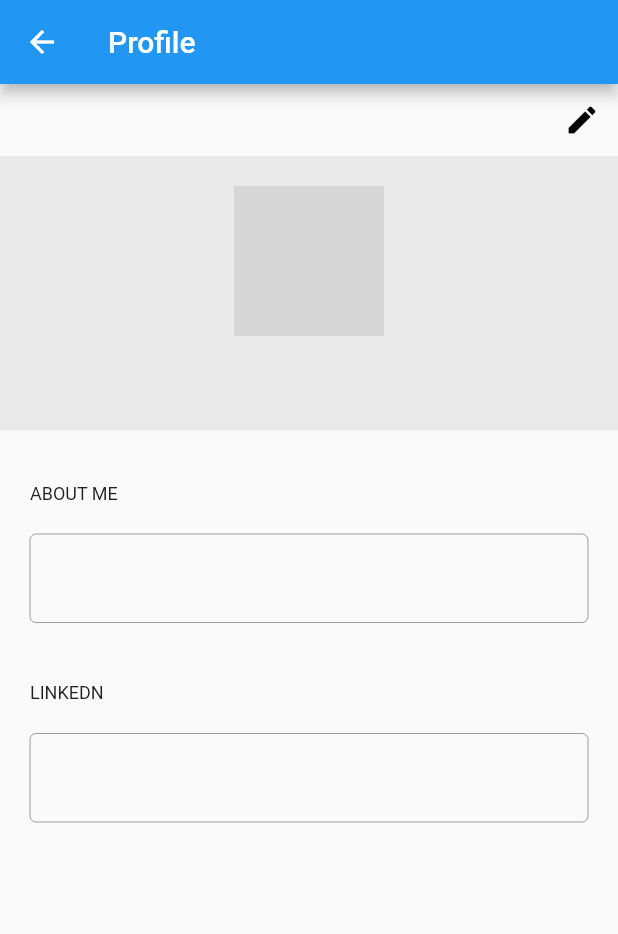
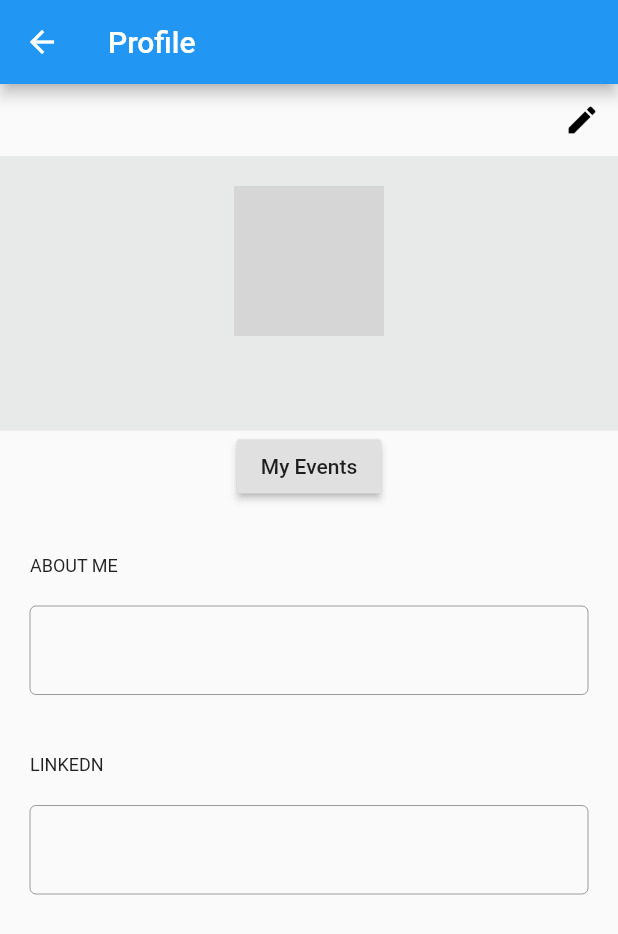
Before and after one commit to harshshredding/Cluster, a Flutter app: the UserProfileHeader screen opened by its route, on a phone screen of 412 x 824 dp. Shown: the top 934 px of the screen. Run offline on Flutter 3.47's test engine with Material 2 defaults, Android fonts, the phone set to English and light mode, and no system bars; our stand-ins replace cloud_firestore, datetime_picker_formfield, firebase_auth, firebase_storage, google_maps_flutter, google_sign_in and 1 more; missing offline and left inert: flutter_auth_buttons, flutter_google_places, geoflutterfire, google_maps_webservice; accounts and stored records are empty; network calls fail; Roboto replaces fonts that are missing (Heebo-Black); statements that could not run were skipped; grey boxes are pictures that could not be loaded.

Commit message:
Add my events page

```diff
--- a/lib/user_profile.dart
+++ b/lib/user_profile.dart
@@ -1,9 +1,10 @@
 import 'package:flutter/material.dart';
 import 'package:firebase_auth/firebase_auth.dart';
 import 'package:cloud_firestore/cloud_firestore.dart';
+import 'my_events.dart';
+import 'package:flutter/cupertino.dart';
 
 class UserProfileHeader extends StatelessWidget {
-
   final String userDocumentId;
   final bool editable;
 
@@ -13,8 +14,7 @@ class UserProfileHeader extends StatelessWidget {
   Widget build(BuildContext context) {
     return new Scaffold(
         appBar: AppBar(title: Text("Profile")),
-      body: UserProfile(userDocumentId, editable)
-    );
+        body: UserProfile(userDocumentId, editable));
   }
 }
 
@@ -28,8 +28,10 @@ class UserProfile extends StatefulWidget {
 class UserProfileState extends State<UserProfile> {
   Future<FirebaseUser> user = FirebaseAuth.instance.currentUser();
   Future<DocumentSnapshot> userDocument;
-  final TextEditingController _controllerSummary = TextEditingController(text: "");
-  final TextEditingController _controllerLinkedn = TextEditingController(text: "");
+  final TextEditingController _controllerSummary =
+      TextEditingController(text: "");
+  final TextEditingController _controllerLinkedn =
+      TextEditingController(text: "");
   bool _editMode = false;
   bool _hasEdited = false;
 
@@ -68,12 +70,15 @@ class UserProfileState extends State<UserProfile> {
 
   void submitUserDetails(BuildContext context) async {
     FirebaseUser user = await FirebaseAuth.instance.currentUser();
-    DocumentSnapshot document = await Firestore.instance
-      .collection("users").document(user.uid).get();
+    DocumentSnapshot document =
+        await Firestore.instance.collection("users").document(user.uid).get();
     if (document.exists) {
       document.data["summary"] = _controllerSummary.text;
       document.data["linkedn"] = _controllerLinkedn.text;
-      await Firestore.instance.collection("users").document(user.uid).setData(document.data);
+      await Firestore.instance
+          .collection("users")
+          .document(user.uid)
+          .setData(document.data);
       final snackBar = SnackBar(content: Text('Profile Updated'));
       Scaffold.of(context).showSnackBar(snackBar);
     }
@@ -89,41 +94,49 @@ class UserProfileState extends State<UserProfile> {
               case ConnectionState.done:
                 {
                   if (!_hasEdited) {
-                    _controllerSummary.text = (snapshot.data.data["summary"] ?? _controllerSummary.text);
-                    _controllerLinkedn.text = (snapshot.data.data["linkedn"] ?? _controllerLinkedn.text);
+                    _controllerSummary.text = (snapshot.data.data["summary"] ??
+                        _controllerSummary.text);
+                    _controllerLinkedn.text = (snapshot.data.data["linkedn"] ??
+                        _controllerLinkedn.text);
                   }
                   if (snapshot.hasError) {
                     return Center(child: Text("Error occured"));
                   } else {
-                    return SingleChildScrollView(child: Column(children: [
-                      widget.editable?
-                        Container(
+                    return SingleChildScrollView(
+                        child: Column(children: [
+                      widget.editable
+                          ? Container(
                               alignment: Alignment.topRight,
-                            child: IconButton(icon: _editMode ? Icon(Icons.edit, color: Colors.red,)
-                                :Icon(Icons.edit, color: Colors.black,),
-                              onPressed: switchEditMode,)
+                              child: IconButton(
+                                icon: _editMode
+                                    ? Icon(
+                                        Icons.edit,
+                                        color: Colors.red,
                                       )
-                          :
-                        Container()
-                      ,
+                                    : Icon(
+                                        Icons.edit,
+                                        color: Colors.black,
+                                      ),
+                                onPressed: switchEditMode,
+                              ))
+                          : Container(),
                       UserDetails(
+                          widget.editable,
                           snapshot.data.data['name'] ?? "",
                           snapshot.data.data['photo_url'] ?? "",
                           snapshot.data.data['summary'] ?? "",
                           _controllerSummary,
                           _controllerLinkedn,
                           _editMode),
-                      _editMode ?
-                      RaisedButton(onPressed: () {
+                      _editMode
+                          ? RaisedButton(
+                              onPressed: () {
                                 submitUserDetails(context);
                               },
                               child: Text("Save Changes"),
                             )
-                          :
-                      Container()
-                    ]
-                    ))
-                    ;
+                          : Container()
+                    ]));
                   }
                 }
                 break;
@@ -149,9 +162,10 @@ class UserDetails extends StatelessWidget {
   final TextEditingController _controllerSummary;
   final TextEditingController _controllerLinkedn;
   final bool _editMode;
+  final bool editable;
 
-  UserDetails(this.name, this.photoUrl, this.summary, this._controllerSummary,
-      this._controllerLinkedn, this._editMode);
+  UserDetails(this.editable, this.name, this.photoUrl, this.summary,
+      this._controllerSummary, this._controllerLinkedn, this._editMode);
 
   Widget build(BuildContext context) {
     return Column(
@@ -180,6 +194,18 @@ class UserDetails extends StatelessWidget {
             ],
           ),
         ),
+        editable
+            ? Container(
+                child: RaisedButton(
+                  onPressed: () {
+                    Navigator.of(context).push<void>(CupertinoPageRoute(
+                        builder: (context) => MyEvents(),
+                        fullscreenDialog: true));
+                  },
+                  child: Text("My Events"),
+                ),
+              )
+            : Container(),
         Container(
           margin: EdgeInsets.only(top: 35, left: 20),
           alignment: Alignment.centerLeft,
```
Also changed, not shown: lib/my_events.dart (added, +82 -0 lines). Lines whose indentation alone changed are shown as unchanged.
